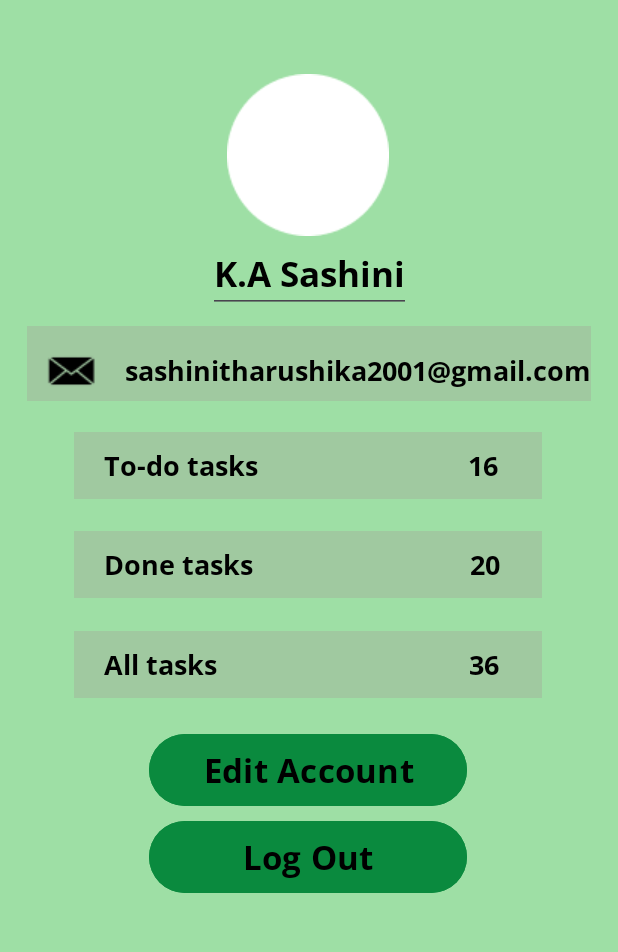
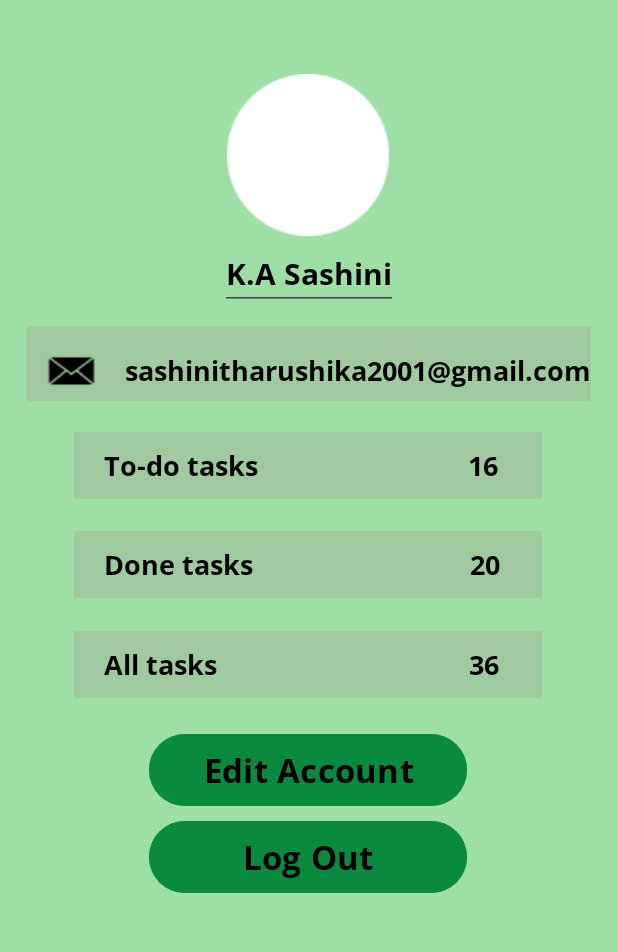
Before and after one commit to Sashinitharu/ToDo-Application, an Android app: the ProfileActivity screen opened directly, with no data from a screen before it, on a phone screen of 412 x 824 dp, the part 214-1166 px from its top. Run offline under Robolectric (Android 15) with nearby library versions, the phone set to English and light mode, and no system bars; Roboto replaces fonts that are not available here.

Commit message:
update 2

```diff
--- a/app/src/main/res/layout/activity_profile.xml
+++ b/app/src/main/res/layout/activity_profile.xml
@@ -191,7 +191,7 @@
         android:fontFamily="@font/open_sans_bold"
         android:text="K.A Sashini"
         android:textColor="@color/black"
-        android:textSize="23dp"
+        android:textSize="20dp"
         app:layout_constraintBottom_toBottomOf="parent"
         app:layout_constraintEnd_toEndOf="parent"
         app:layout_constraintStart_toStartOf="parent"
```
